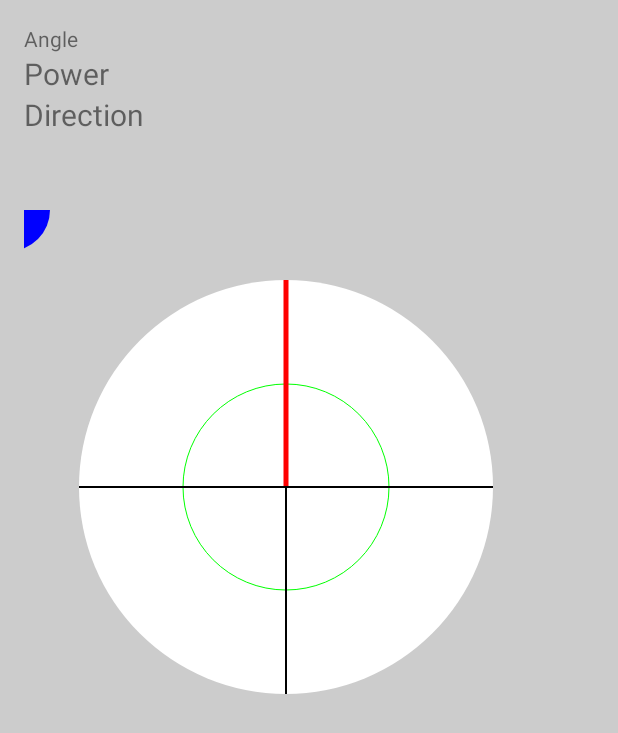
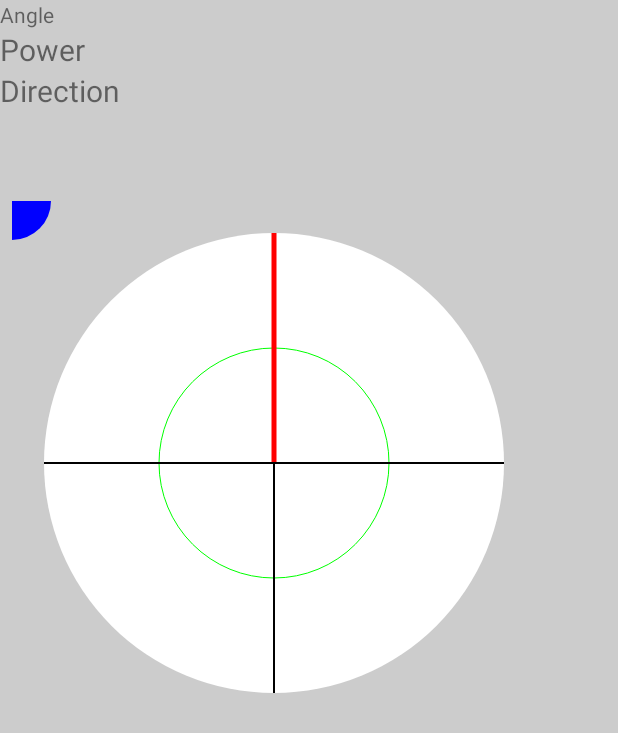
Before and after one commit to diegusweb/android-arduino, an Android app: the GameActivity screen opened directly, with no data from a screen before it, on a phone screen of 412 x 824 dp. Shown: the top 733 px of the screen. Run offline under Robolectric (Android 15) with nearby library versions, the phone set to English and light mode, and no system bars; network calls fail; 6 statements that could not run were skipped.

Commit message:
refacot graphis

```diff
--- a/app/src/main/java/com/tatoado/ramabluewingood/GameActivity.java
+++ b/app/src/main/java/com/tatoado/ramabluewingood/GameActivity.java
@@ -109,7 +109,7 @@ public class GameActivity extends Activity {
 
                     case JoystickView.LEFT_FRONT:
                         directionTextView.setText(R.string.left_front_lab);
-                        mConnectedThread.write("6" + Redondear(power)+"");
+                        mConnectedThread.write("5" + Redondear(power)+"");
                         break;
 
                     case JoystickView.CENTYER:
--- a/app/src/main/java/com/tatoado/ramabluewingood/JoystickView.java
+++ b/app/src/main/java/com/tatoado/ramabluewingood/JoystickView.java
@@ -95,7 +95,7 @@ public class JoystickView extends View implements Runnable {
         yPosition = (int) getWidth() / 2;
 
         buttonRadius = (int) (d / 2 * 0.15);
-        joystickRadius = (int) (d / 2 * 0.75);
+        joystickRadius = (int) (d / 2 * 0.88);
     }
 
     private int measure(int measureSpec) {
--- a/app/src/main/res/layout/activity_game.xml
+++ b/app/src/main/res/layout/activity_game.xml
@@ -5,10 +5,7 @@
     android:layout_height="match_parent"
     android:orientation="vertical"
     android:background="@color/fon"
-    android:paddingBottom="@dimen/activity_vertical_margin"
-    android:paddingLeft="@dimen/activity_horizontal_margin"
-    android:paddingRight="@dimen/activity_horizontal_margin"
-    android:paddingTop="@dimen/activity_vertical_margin"
+
     tools:context=".MainActivity" >
 
 
@@ -35,10 +32,9 @@
 
     <com.tatoado.ramabluewingood.JoystickView
         android:id="@+id/joystickView"
-        android:layout_marginTop="50dp"
-        android:layout_marginRight="50dp"
-        android:layout_width="370dp"
-        android:layout_height="370dp"
-        android:layout_marginLeft="-10dp" />
+        android:layout_marginTop="60dp"
+        android:layout_width="350dp"
+        android:layout_height="350dp"
+        android:layout_marginLeft="8dp" />
 
 </LinearLayout>
```
